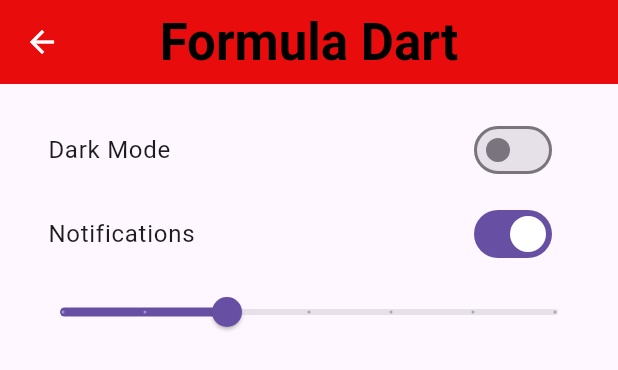
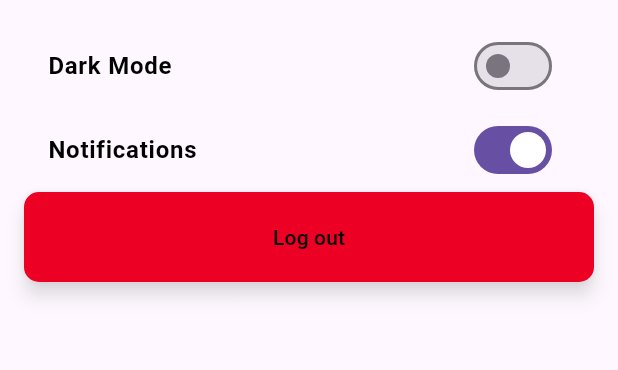
Before and after one commit to eiidoubleyuwes/nimeku-dart-a, a Flutter app: the SettingsPage widget shown alone on an empty page, opened directly, on a phone screen of 412 x 824 dp. Shown: the top 370 px of the screen. Run offline on Flutter 3.47's test engine with Material 3 defaults, Android fonts, the phone set to English and light mode, and no system bars; our stand-ins replace curved_navigation_bar, get; network calls fail.

Commit message:
Feat:Many changes
Check the you make my heart flutter page

```diff
--- a/myapp_flutter/lib/configs/constants.dart
+++ b/myapp_flutter/lib/configs/constants.dart
@@ -1,8 +1,8 @@
 import 'package:flutter/material.dart';
 //To define the color pallette of the app
-const Color primaryColor = Color.fromARGB(255, 233, 12, 12);
+const Color primaryColor =  Color(0xFFEC0023);
 const Color appWhiteColor = Color(0xFFFFFFFF);
-const Color headercolor = Color(0xFF000000);
+const Color headercolor = Color(0xFFFFFFFF);
 const Color textcolorgrey = Color(0xFF757575);
 const Color textcolorlightgrey = Color(0xFFBDBDBD);
 const Color textcolorwhite = Color(0xFFFFFFFF);
--- a/myapp_flutter/lib/main.dart
+++ b/myapp_flutter/lib/main.dart
@@ -1,4 +1,3 @@
-import 'dart:collection';
 import 'package:flutter/material.dart';
 import 'package:get/get_navigation/src/root/get_material_app.dart';
 import 'package:myapp_flutter/utils/routes.dart';
--- a/myapp_flutter/lib/pages/settings.dart
+++ b/myapp_flutter/lib/pages/settings.dart
@@ -1,5 +1,8 @@
 import 'package:flutter/material.dart';
+import 'package:get/get.dart';
 import 'package:myapp_flutter/configs/constants.dart';
+import 'package:myapp_flutter/views/custombutton.dart';
+import 'package:myapp_flutter/views/customtexts.dart';
 
 class SettingsPage extends StatefulWidget {
   @override
@@ -9,56 +12,56 @@ class SettingsPage extends StatefulWidget {
 class _SettingsPageState extends State<SettingsPage> {
   bool _darkModeEnabled = false;
   bool _notificationsEnabled = true;
-  double _fontSize = 16.0;
+
+  final damn = const Color(0xFFEC0023); // F1 Red
 
   @override
   Widget build(BuildContext context) {
-    return Scaffold(
-      appBar: AppBar(
-        title: Text('Formula Dart'),
-          centerTitle: true,
-          backgroundColor: primaryColor,
-          foregroundColor: appWhiteColor,
-          titleTextStyle: TextStyle(
-            color: headercolor,
-            fontSize: 34.0,
+    return ListView.builder(
+      padding: EdgeInsets.all(16.0),
+      itemCount: 3, // Assuming only two SwitchListTile items
+      itemBuilder: (context, index) {
+        switch (index) {
+          case 0:
+            return SwitchListTile(
+              title: customText(
+                "Dark Mode", // Changed "Dark Mode" to "Dark Mode
+                label: 'Dark Mode',
                 fontWeight: FontWeight.bold,
-          )),
-      body: ListView(
-        padding: EdgeInsets.all(16.0),
-        children: [
-          SwitchListTile(
-            title: Text('Dark Mode'),
+                color: damn,
+              ),
               value: _darkModeEnabled,
               onChanged: (value) {
                 setState(() {
                   _darkModeEnabled = value;
                 });
               },
+            );
+          case 1:
+            return SwitchListTile(
+              title: customText(
+                "Notifications", // Changed "Notifications" to "Notifications
+                label: 'Notifications',
+                fontWeight: FontWeight.bold,
+                color: damn,
               ),
-          SwitchListTile(
-            title: Text('Notifications'),
               value: _notificationsEnabled,
               onChanged: (value) {
                 setState(() {
                   _notificationsEnabled = value;
                 });
               },
-          ),
-          Slider(
-            value: _fontSize,
-            min: 12.0,
-            max: 24.0,
-            divisions: 6,
-            onChanged: (value) {
-              setState(() {
-                _fontSize = value;
-              });
+            );
+          //Custom button to route back to the login page once clicked
+          case 2:
+            return custombutton(
+                label: 'Log out',
+                labelColor: appWhiteColor,
+                action: () => Get.toNamed("/login"));
+          default:
+            return const SizedBox(); // Handle potential out-of-bounds index
+        }
       },
-            label: 'Font Size: $_fontSize',
-          ),
-        ],
-      ),
     );
   }
 }
--- a/myapp_flutter/lib/utils/routes.dart
+++ b/myapp_flutter/lib/utils/routes.dart
@@ -1,4 +1,5 @@
 import 'package:get/get.dart';
+import 'package:myapp_flutter/pages/calender.dart';
 import 'package:myapp_flutter/pages/dashboard.dart';
 import 'package:myapp_flutter/pages/login.dart';
 import 'package:myapp_flutter/pages/registration.dart';
@@ -9,5 +10,6 @@ class Routes {
     GetPage(name: "/login", page: () => Login()),
     GetPage(name: "/registration", page: () => RegistrationPage()),
     GetPage(name: "/home", page: () => Dashboard()),
+    GetPage(name: "/Calender", page: () => CalendarPage())
   ];
 }
--- a/myapp_flutter/lib/views/custombutton.dart
+++ b/myapp_flutter/lib/views/custombutton.dart
@@ -1,16 +1,20 @@
 import 'package:flutter/material.dart';
 import 'package:myapp_flutter/configs/constants.dart';
 import 'package:myapp_flutter/pages/dashboard.dart';
+import 'package:myapp_flutter/views/customcontroller.dart';
+import 'package:myapp_flutter/views/customtexts.dart';
 
 class custombutton extends StatelessWidget {
-  final TextEditingController? controller;
+  final VoidCallback action;
+  final String label;
+  final Color? labelColor;
   const custombutton({
     super.key,
-    String? label,
-    this.controller,
+    required this.label,
+    required this.action,
+    this.labelColor,
     // ignore: non_constant_identifier_names
   });
-
 
   @override
   Widget build(BuildContext context) {
@@ -27,10 +31,12 @@ class custombutton extends StatelessWidget {
         ),
       ),
       onPressed: () {
-        Navigator.push(context,
-            MaterialPageRoute(builder: (context) => Dashboard()));
+        action();
       },
-      child: Text('Login'),
+      child: customText(
+        label,
+        label: label,
+      ),
     );
   }
 }
--- a/myapp_flutter/lib/views/customtexts.dart
+++ b/myapp_flutter/lib/views/customtexts.dart
@@ -2,10 +2,11 @@ import 'package:flutter/material.dart';
 import 'package:myapp_flutter/configs/constants.dart';
 
 class customText extends StatelessWidget {
+  final String label;
   final FontWeight? fontWeight;
   final FontSize? fontSize;
-  final String label;
   final TextEditingController? controller;
+  final Color? color;
   customText(
     String s, {
     super.key,
@@ -13,7 +14,7 @@ class customText extends StatelessWidget {
     this.fontWeight,
     this.fontSize,
     this.controller,
-
+    this.color,
   });
 
   @override
--- a/myapp_flutter/pubspec.yaml
+++ b/myapp_flutter/pubspec.yaml
@@ -31,6 +31,7 @@ dependencies:
   flutter:
     sdk: flutter
   get: ^4.6.6
+  curved_navigation_bar: ^1.0.3 #latest version
 
   # The following adds the Cupertino Icons font to your application.
   # Use with the CupertinoIcons class for iOS style icons.
@@ -62,7 +63,7 @@ flutter:
   # To add assets to your application, add an assets section, like this:
   assets:
     - assets/images/
-  #   - images/a_dot_ham.jpeg
+    - assets/images/applogo.png
 
   # An image asset can refer to one or more resolution-specific "variants", see
   # https://flutter.dev/assets-and-images/#resolution-aware
```
Also changed, not shown: myapp_flutter/lib/controllers/homecontroller.dart (added, +8 -0 lines), myapp_flutter/lib/pages/TrackDetailsPage.dart (added, +77 -0 lines), myapp_flutter/lib/pages/calender.dart (added, +53 -0 lines), myapp_flutter/lib/pages/dashboard.dart (+29 -54 lines), myapp_flutter/lib/pages/login.dart (+46 -20 lines), myapp_flutter/lib/pages/news.dart (added, +52 -0 lines), myapp_flutter/lib/pages/registration.dart (+9 -24 lines), myapp_flutter/lib/views/Racecards.dart (added, +55 -0 lines), myapp_flutter/assets/images/applogo.png (added), myapp_flutter/assets/images/look.png (added). Lines whose indentation alone changed are shown as unchanged.
